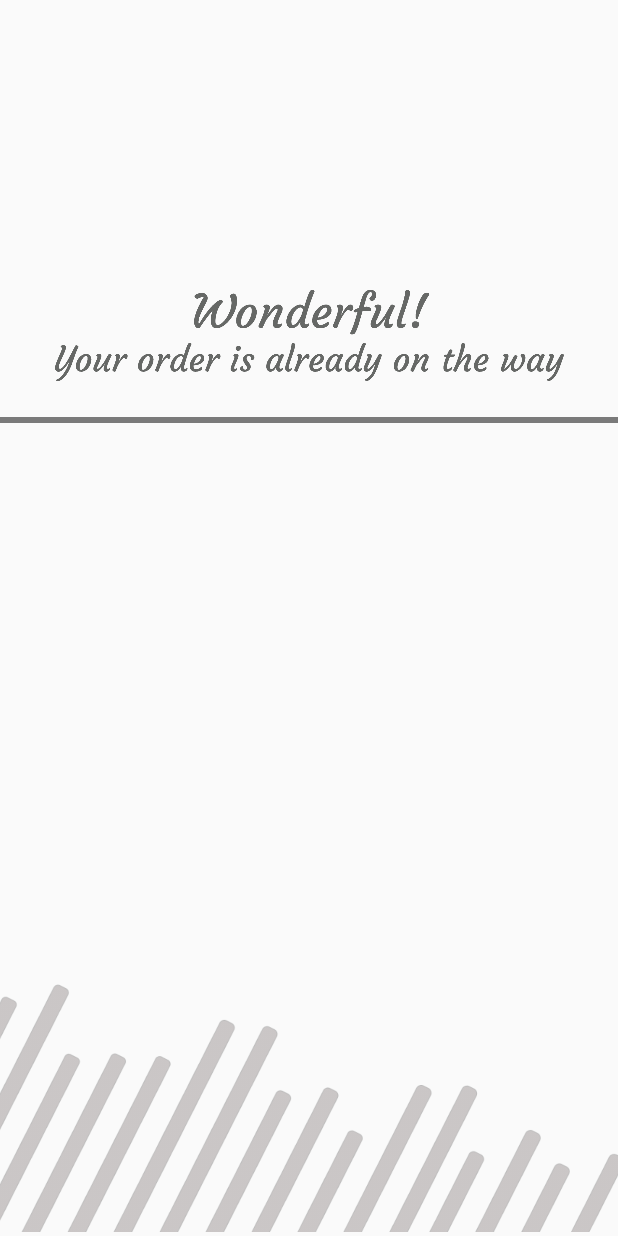
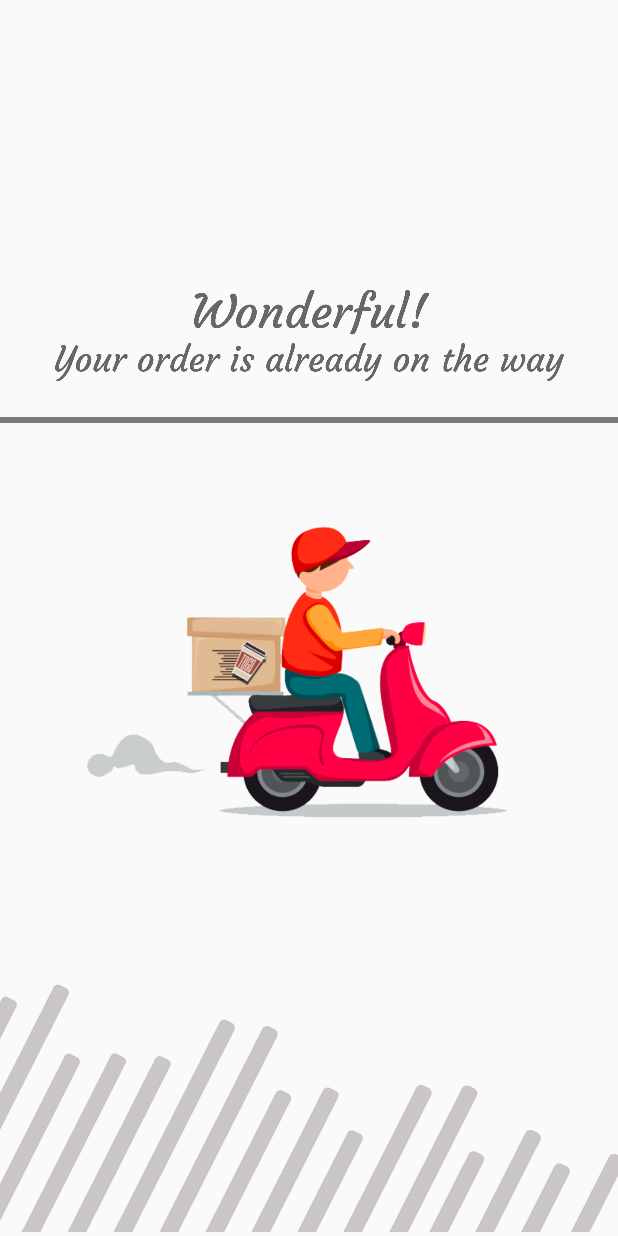
Before and after one commit to yn12hh/Cofee-App, an Android app: the endScreen screen opened directly, with no data from a screen before it, on a phone screen of 412 x 824 dp. Run offline under Robolectric (Android 15) with nearby library versions, the phone set to English and light mode, and no system bars; Roboto replaces fonts that are not available here.

Commit message:
End Screen Design

```diff
--- a/app/src/main/res/layout/activity_end_screen.xml
+++ b/app/src/main/res/layout/activity_end_screen.xml
@@ -30,6 +30,18 @@
         app:srcCompat="@drawable/line_done" />
 
     <ImageView
+        android:id="@+id/deliver_guy"
+        android:layout_width="317dp"
+        android:layout_height="364dp"
+        android:contentDescription="@string/deliver_image"
+        app:layout_constraintBottom_toBottomOf="@+id/end_message_image"
+        app:layout_constraintEnd_toEndOf="parent"
+        app:layout_constraintStart_toStartOf="parent"
+        app:layout_constraintTop_toBottomOf="@+id/background_line"
+        app:layout_constraintVertical_bias="0.0"
+        app:srcCompat="@drawable/deliver_endscreen" />
+
+    <ImageView
         android:id="@+id/end_message_image"
         android:layout_width="418dp"
         android:layout_height="171dp"
--- a/app/src/main/res/values/strings.xml
+++ b/app/src/main/res/values/strings.xml
@@ -44,5 +44,6 @@
     <string name="size">Size</string>
     <string name="intensity">Intensity</string>
     <string name="hint_location_field">Your current location (tap to edit)</string>
+    <string name="deliver_image">deliver_image</string>
 
 </resources>
```
